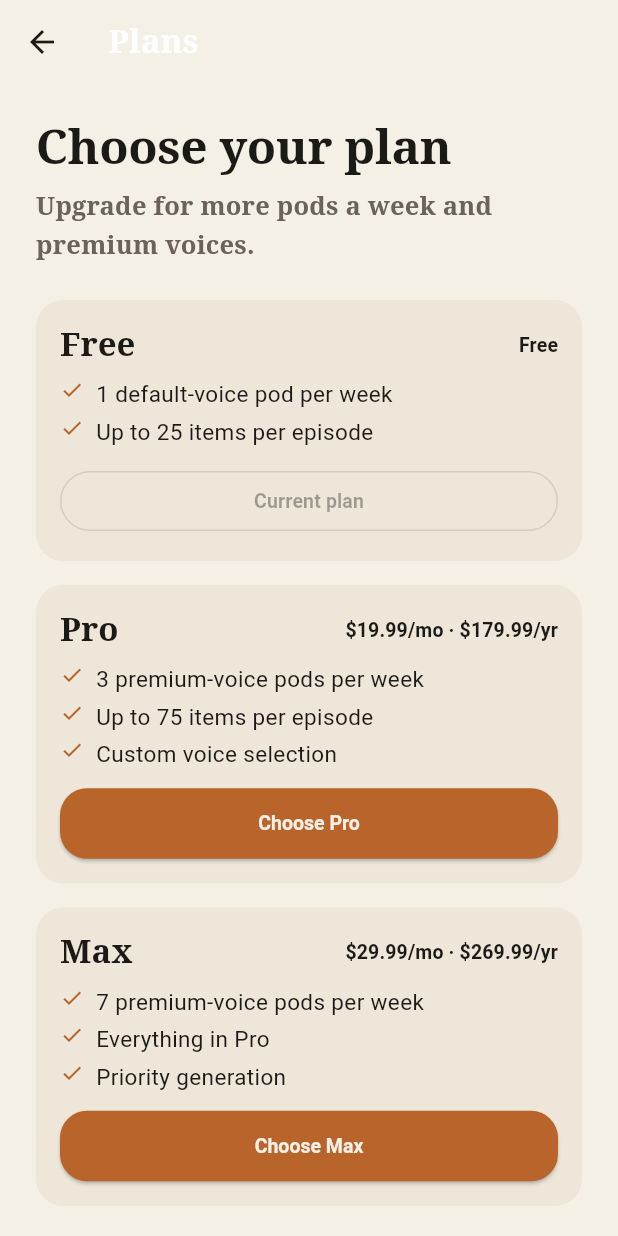
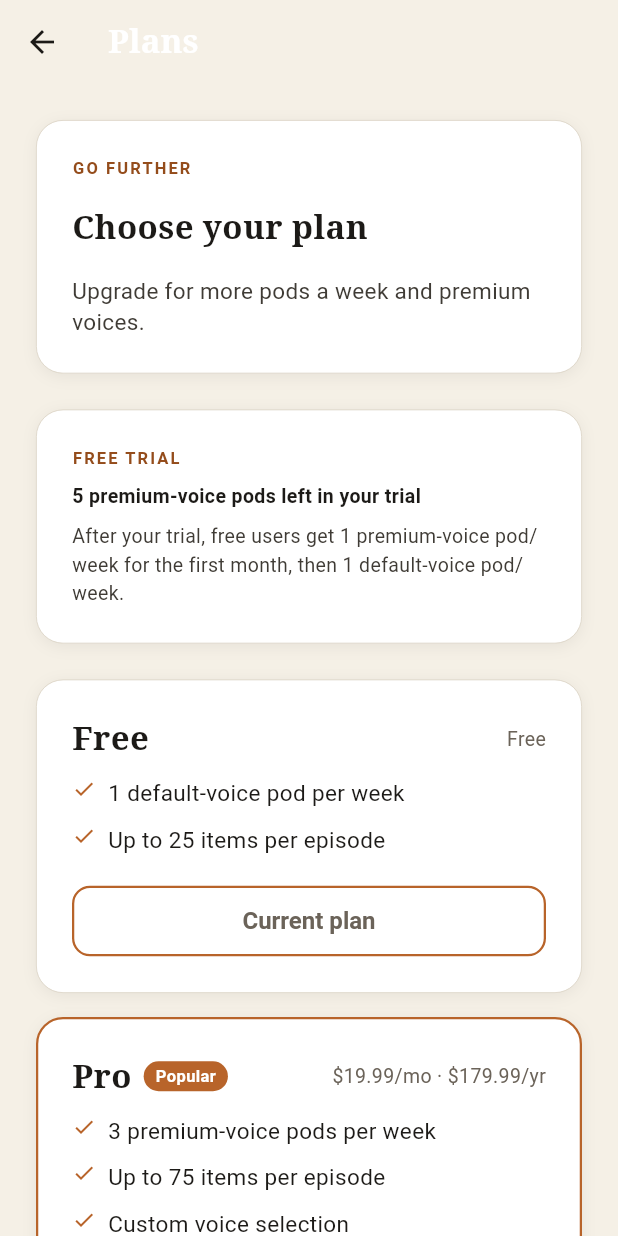
Before and after one commit to TheAntelope/Newsletter-pod, a Flutter app: the screen it shows after launch, after a tap on "Get started", after a tap on "Skip", after a tap on "PLAN", on a phone screen of 412 x 824 dp. Run offline on Flutter 3.47's test engine with Material 3 defaults, Android fonts, the phone set to English and light mode, and no system bars; accounts and stored records are empty.

Commit message:
feat(flutter): paywall at parity (editorial header, trial status, plan cards)
Rebuild the paywall on the component kit, mirroring iOS PaywallView: a header
card, an entitlement-driven trial-status card (trial / first-month / free), and
editorial Free/Pro/Max plan cards with feature checklists, a "Popular" ring on
Pro, and amber Choose / outlined Current-plan actions. Purchase stays stubbed
(RevenueCat). analyze clean, 22 tests green.

Co-Authored-By: Claude Opus 4.8 <noreply@anthropic.com>

```diff
--- a/flutter/lib/screens/paywall_screen.dart
+++ b/flutter/lib/screens/paywall_screen.dart
@@ -1,11 +1,14 @@
 import 'package:flutter/material.dart';
 
+import '../api/models.dart';
 import '../design_tokens.dart';
 import '../state/app_state.dart';
+import '../widgets/editorial.dart';
 
 /// Presentational paywall. Mirrors the launch tier model (see billing memo): Free
-/// / Pro / Max. Purchases are stubbed until RevenueCat is wired (Phase 2 billing);
-/// the "Choose" buttons explain that rather than charging.
+/// / Pro / Max. Editorial rebuild of the iOS `PaywallView` (header + trial-status
+/// + plan cards). Purchases are stubbed until RevenueCat is wired (Phase 2
+/// billing); the "Choose" buttons explain that rather than charging.
 class PaywallScreen extends StatelessWidget {
   const PaywallScreen({super.key});
 
@@ -14,6 +17,7 @@ class PaywallScreen extends StatelessWidget {
       tier: 'free',
       name: 'Free',
       price: 'Free',
+      recommended: false,
       features: [
         '1 default-voice pod per week',
         'Up to 25 items per episode',
@@ -23,6 +27,7 @@ class PaywallScreen extends StatelessWidget {
       tier: 'pro',
       name: 'Pro',
       price: r'$19.99/mo · $179.99/yr',
+      recommended: true,
       features: [
         '3 premium-voice pods per week',
         'Up to 75 items per episode',
@@ -33,6 +38,7 @@ class PaywallScreen extends StatelessWidget {
       tier: 'max',
       name: 'Max',
       price: r'$29.99/mo · $269.99/yr',
+      recommended: false,
       features: [
         '7 premium-voice pods per week',
         'Everything in Pro',
@@ -43,8 +49,9 @@ class PaywallScreen extends StatelessWidget {
 
   @override
   Widget build(BuildContext context) {
-    final text = Theme.of(context).textTheme;
-    final currentTier = AppScope.of(context).me?.subscription.tier ?? 'free';
+    final app = AppScope.of(context);
+    final currentTier = app.me?.subscription.tier ?? 'free';
+    final entitlements = app.me?.entitlements;
 
     return Scaffold(
       appBar: AppBar(title: const Text('Plans')),
@@ -52,13 +59,26 @@ class PaywallScreen extends StatelessWidget {
         child: ListView(
           padding: const EdgeInsets.all(DesignTokens.spacingL),
           children: [
-            Text('Choose your plan', style: text.displayLarge),
-            const SizedBox(height: DesignTokens.spacingS),
+            EditorialCard(
+              children: [
+                const MetaLabel('Go further'),
+                Text(
+                  'Choose your plan',
+                  style: DesignTokens.typographyTitle
+                      .copyWith(color: DesignTokens.colorInk),
+                ),
                 Text(
                   'Upgrade for more pods a week and premium voices.',
-              style: text.titleMedium?.copyWith(color: DesignTokens.colorMuted),
+                  style: DesignTokens.typographyBody
+                      .copyWith(color: DesignTokens.colorInkSoft),
+                ),
+              ],
             ),
             const SizedBox(height: DesignTokens.spacingL),
+            if (entitlements != null) ...[
+              _TrialStatusCard(entitlements: entitlements),
+              const SizedBox(height: DesignTokens.spacingL),
+            ],
             for (final plan in _plans) ...[
               _PlanCard(plan: plan, current: plan.tier == currentTier),
               const SizedBox(height: DesignTokens.spacingM),
@@ -67,7 +87,8 @@ class PaywallScreen extends StatelessWidget {
             Text(
               'Subscriptions are handled by your app store via RevenueCat — '
               'wiring in once the project is set up.',
-              style: text.labelMedium?.copyWith(color: DesignTokens.colorMuted),
+              style: DesignTokens.typographyMeta
+                  .copyWith(color: DesignTokens.colorMuted),
             ),
           ],
         ),
@@ -81,13 +102,66 @@ class _Plan {
     required this.tier,
     required this.name,
     required this.price,
+    required this.recommended,
     required this.features,
   });
 
   final String tier;
   final String name;
   final String price;
+  final bool recommended;
   final List<String> features;
+}
+
+class _TrialStatusCard extends StatelessWidget {
+  const _TrialStatusCard({required this.entitlements});
+
+  final EntitlementsDto entitlements;
+
+  @override
+  Widget build(BuildContext context) {
+    final (label, headline, body) = _content;
+    return EditorialCard(
+      spacing: DesignTokens.spacingS,
+      children: [
+        MetaLabel(label),
+        Text(
+          headline,
+          style: DesignTokens.typographyCalloutStrong
+              .copyWith(color: DesignTokens.colorInk),
+        ),
+        Text(
+          body,
+          style: DesignTokens.typographyCallout
+              .copyWith(color: DesignTokens.colorInkSoft),
+        ),
+      ],
+    );
+  }
+
+  (String, String, String) get _content {
+    if (entitlements.isInTrial && entitlements.trialPremiumPodsRemaining > 0) {
+      return (
+        'Free trial',
+        '${entitlements.trialPremiumPodsRemaining} premium-voice pods left in your trial',
+        'After your trial, free users get 1 premium-voice pod/week for the first '
+            'month, then 1 default-voice pod/week.',
+      );
+    }
+    if (entitlements.isInFirstMonth) {
+      return (
+        'Free · First month',
+        '${entitlements.premiumPodsRemainingThisWeek} premium-voice pod left this week',
+        'After your first month, free users get 1 default-voice pod/week. '
+            'Upgrade to keep premium voices flowing.',
+      );
+    }
+    return (
+      'Free',
+      '1 default-voice pod/week',
+      'Upgrade for premium voices and more pods a week.',
+    );
+  }
 }
 
 class _PlanCard extends StatelessWidget {
@@ -98,57 +172,73 @@ class _PlanCard extends StatelessWidget {
 
   @override
   Widget build(BuildContext context) {
-    final text = Theme.of(context).textTheme;
-    return Card(
-      child: Padding(
-        padding: const EdgeInsets.all(DesignTokens.spacingM),
-        child: Column(
-          crossAxisAlignment: CrossAxisAlignment.start,
+    return EditorialCard(
+      spacing: DesignTokens.spacingS,
+      borderColor:
+          plan.recommended ? DesignTokens.colorAmber : DesignTokens.colorRule,
+      borderWidth: plan.recommended ? 1.5 : 0.5,
       children: [
         Row(
           children: [
-                Expanded(child: Text(plan.name, style: text.titleLarge)),
-                Text(plan.price, style: text.labelLarge),
+            Text(
+              plan.name,
+              style: DesignTokens.typographyTitle
+                  .copyWith(color: DesignTokens.colorInk),
+            ),
+            if (plan.recommended) ...[
+              const SizedBox(width: DesignTokens.spacingS),
+              Container(
+                padding: const EdgeInsets.symmetric(horizontal: 8, vertical: 2),
+                decoration: BoxDecoration(
+                  color: DesignTokens.colorAmber,
+                  borderRadius: BorderRadius.circular(999),
+                ),
+                child: Text(
+                  'Popular',
+                  style: DesignTokens.typographyMeta.copyWith(color: Colors.white),
+                ),
+              ),
+            ],
+            const Spacer(),
+            Text(
+              plan.price,
+              style: DesignTokens.typographyCallout
+                  .copyWith(color: DesignTokens.colorMuted),
+            ),
           ],
         ),
-            const SizedBox(height: DesignTokens.spacingS),
         for (final f in plan.features)
           Padding(
-                padding: const EdgeInsets.only(bottom: DesignTokens.spacingXs),
+            padding: const EdgeInsets.only(top: 2),
             child: Row(
               crossAxisAlignment: CrossAxisAlignment.start,
               children: [
-                    const Icon(Icons.check, size: 16,
-                        color: DesignTokens.colorAmber),
+                const Icon(Icons.check,
+                    size: 16, color: DesignTokens.colorAmber),
                 const SizedBox(width: DesignTokens.spacingS),
-                    Expanded(child: Text(f, style: text.bodyMedium)),
-                  ],
-                ),
-              ),
-            const SizedBox(height: DesignTokens.spacingS),
-            SizedBox(
-              width: double.infinity,
-              child: current
-                  ? OutlinedButton(
-                      onPressed: null,
-                      child: const Text('Current plan'),
-                    )
-                  : ElevatedButton(
-                      onPressed: () {
-                        ScaffoldMessenger.of(context).showSnackBar(
-                          const SnackBar(
-                            content: Text(
-                              'Purchases arrive with RevenueCat — coming soon.',
-                            ),
-                          ),
-                        );
-                      },
-                      child: Text('Choose ${plan.name}'),
+                Expanded(
+                  child: Text(
+                    f,
+                    style: DesignTokens.typographyBody
+                        .copyWith(color: DesignTokens.colorInk),
                   ),
                 ),
               ],
             ),
           ),
+        const SizedBox(height: DesignTokens.spacingXs),
+        current
+            ? const AmberButton.outlined(label: 'Current plan')
+            : AmberButton.filled(
+                label: 'Choose ${plan.name}',
+                onPressed: () => ScaffoldMessenger.of(context).showSnackBar(
+                  const SnackBar(
+                    content:
+                        Text('Purchases arrive with RevenueCat — coming soon.'),
+                  ),
+                ),
+              ),
+      ],
     );
   }
 }
```
Lines whose indentation alone changed are shown as unchanged.
